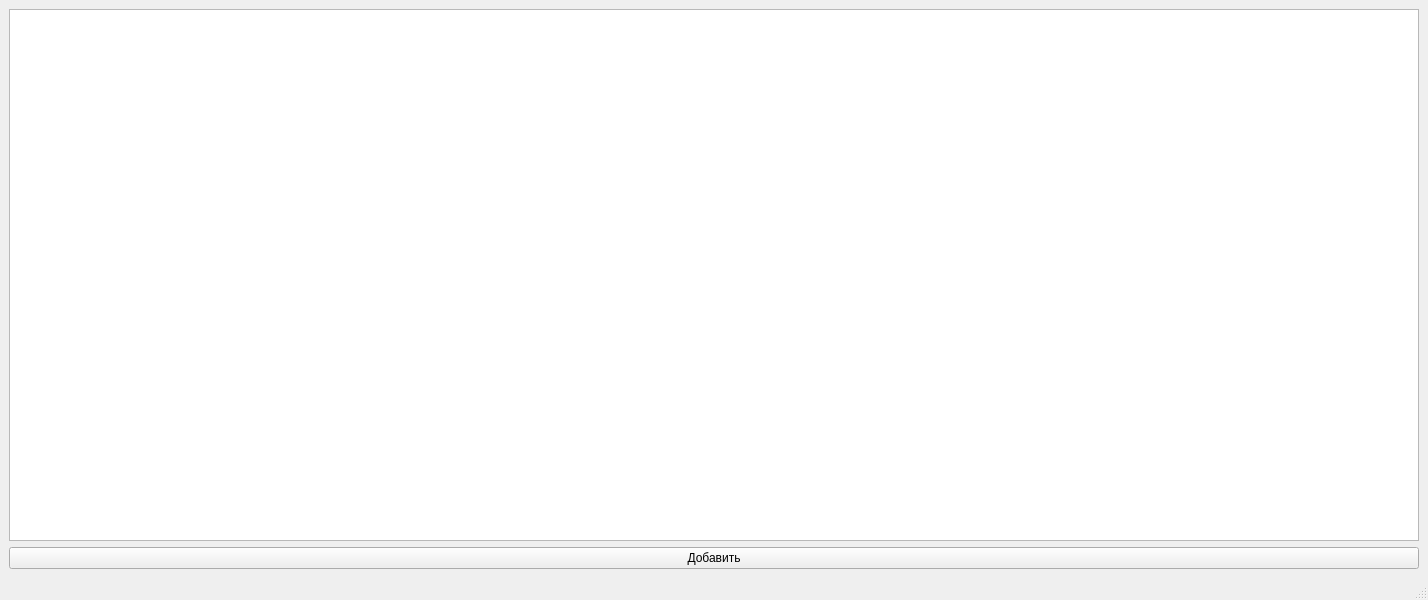
Old version of the form mainwindow.ui in the repository kxrxh/ABP_TUSK_1.
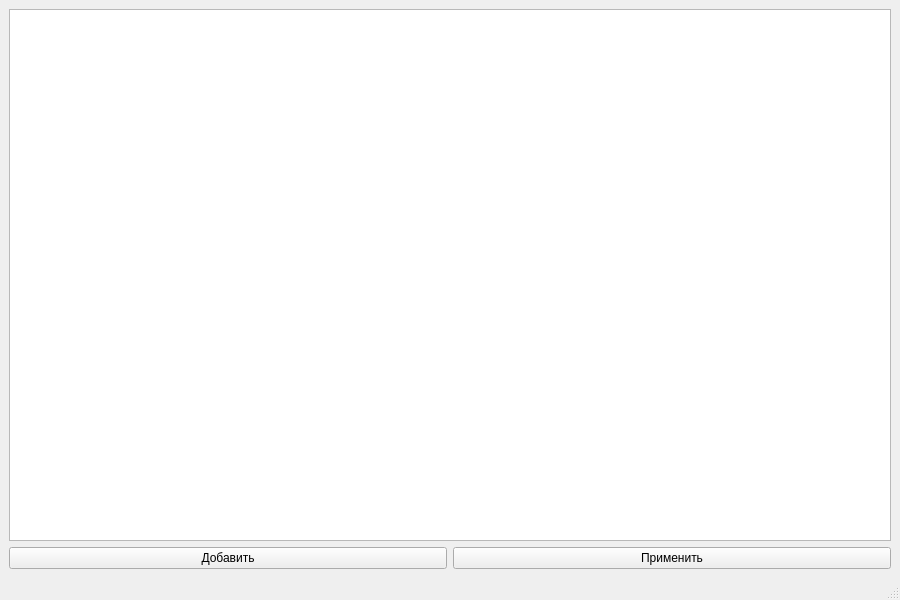
New version of the form.

What changed in the file:
```diff
--- a/mainwindow.ui
+++ b/mainwindow.ui
@@ -6,7 +6,7 @@
    <rect>
     <x>0</x>
     <y>0</y>
-    <width>1428</width>
+    <width>900</width>
     <height>600</height>
    </rect>
   </property>
@@ -31,6 +31,13 @@
         </property>
        </widget>
       </item>
+      <item>
+       <widget class="QPushButton" name="submitButton">
+        <property name="text">
+         <string>Применить</string>
+        </property>
+       </widget>
+      </item>
      </layout>
     </item>
    </layout>
```
Left out of the diff: 5 changed lines with no effect on the pictures.
